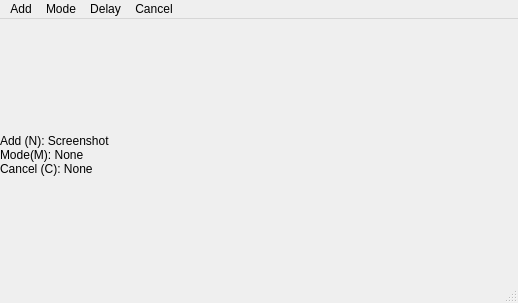
Old version of the form Screenshot.ui in the repository ccs96307/Screenshot_Tool.
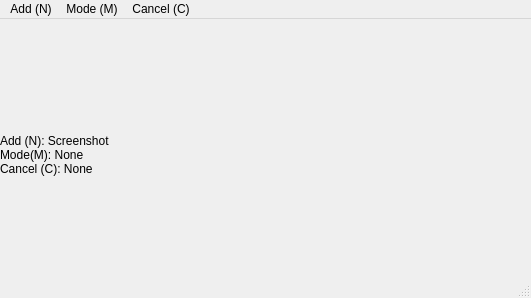
New version of the form.

Patch:
```diff
--- a/Screenshot.ui
+++ b/Screenshot.ui
@@ -6,8 +6,8 @@
    <rect>
     <x>0</x>
     <y>0</y>
-    <width>518</width>
-    <height>303</height>
+    <width>531</width>
+    <height>298</height>
    </rect>
   </property>
   <property name="windowTitle">
@@ -19,7 +19,7 @@
      <rect>
       <x>0</x>
       <y>0</y>
-      <width>521</width>
+      <width>531</width>
       <height>271</height>
      </rect>
     </property>
@@ -35,33 +35,27 @@
     <rect>
      <x>0</x>
      <y>0</y>
-     <width>518</width>
+     <width>531</width>
      <height>25</height>
     </rect>
    </property>
    <widget class="QMenu" name="menuAdd">
     <property name="title">
-     <string>Add</string>
+     <string>Add (N)</string>
     </property>
    </widget>
    <widget class="QMenu" name="menuMode">
     <property name="title">
-     <string>Mode</string>
-    </property>
-   </widget>
-   <widget class="QMenu" name="menuDelay">
-    <property name="title">
-     <string>Delay</string>
+     <string>Mode (M)</string>
     </property>
    </widget>
    <widget class="QMenu" name="menuCancel">
     <property name="title">
-     <string>Cancel</string>
+     <string>Cancel (C)</string>
     </property>
    </widget>
    <addaction name="menuAdd"/>
    <addaction name="menuMode"/>
-   <addaction name="menuDelay"/>
    <addaction name="menuCancel"/>
   </widget>
   <widget class="QStatusBar" name="statusbar"/>
```
